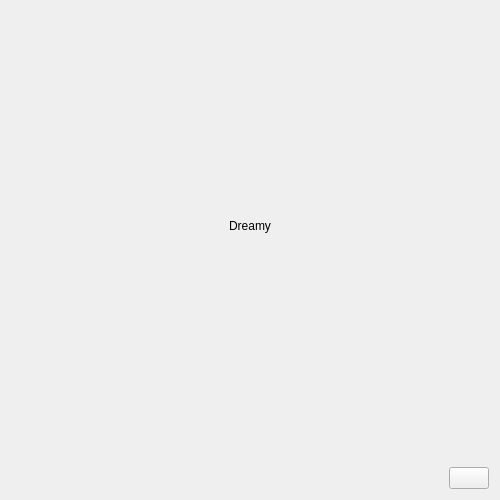
Above: UI/dreamy.ui from textbrowser/dreamy before the change. Below: the same form after it.
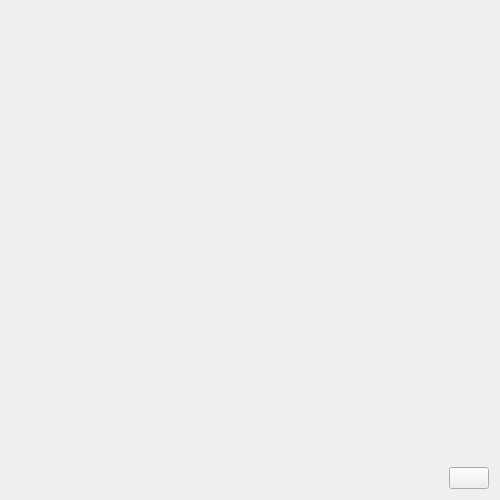
That is the form after the change. Icons and pictures are not drawn.

Patch:
```diff
--- a/UI/dreamy.ui
+++ b/UI/dreamy.ui
@@ -50,9 +50,6 @@
       <layout class="QVBoxLayout" name="verticalLayout_2">
        <item>
         <widget class="QLabel" name="time">
-         <property name="text">
-          <string>Dreamy</string>
-         </property>
          <property name="textFormat">
           <enum>Qt::PlainText</enum>
          </property>
```
